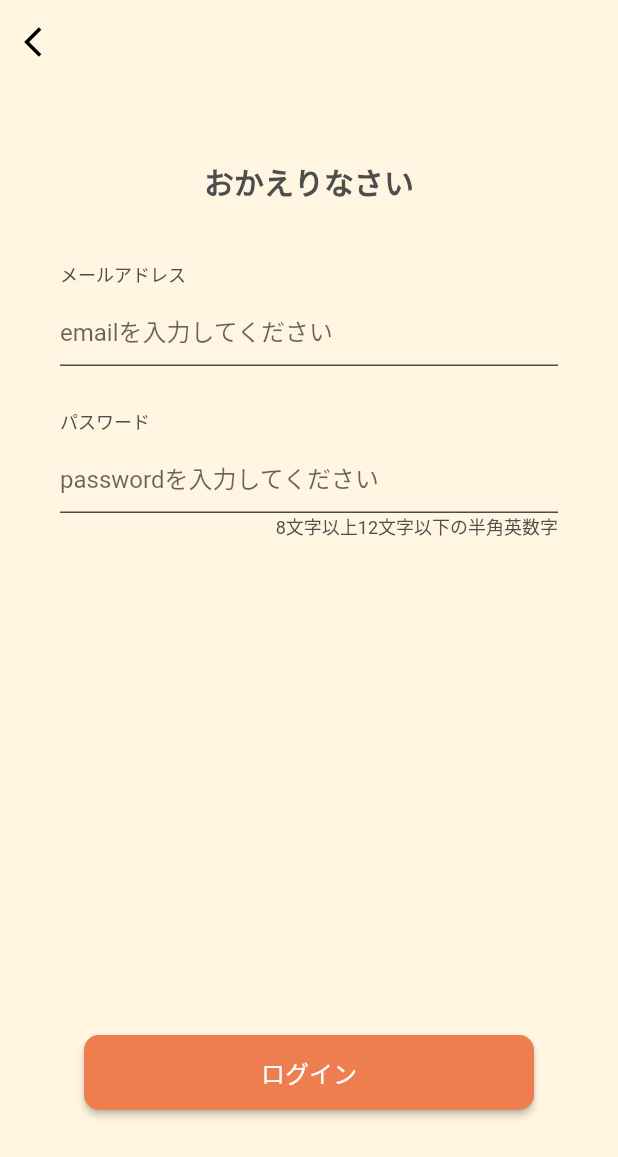
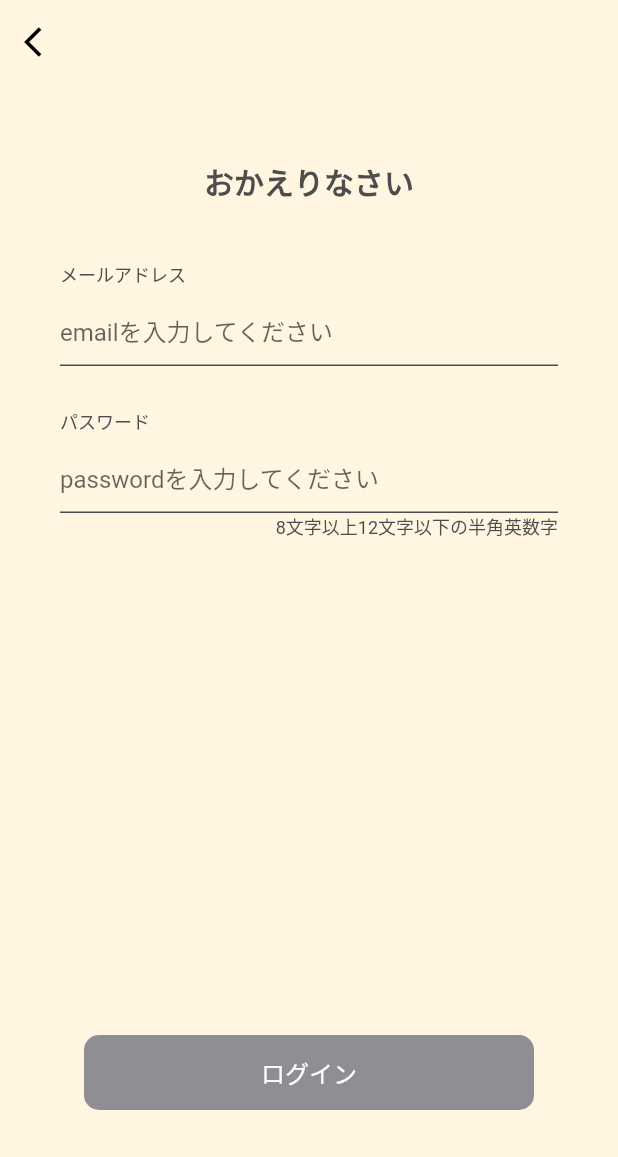
Before and after one commit to LOCAQUE/food_quest, a Flutter app: the SignInScreen screen opened directly, on a phone screen of 412 x 824 dp. Shown: the top 1157 px of the screen. Run offline on Flutter 3.47's test engine with Material 2 defaults, Android fonts, the phone set to English and light mode, and no system bars; our stand-ins replace animated_bottom_navigation_bar, flutter_datetime_picker_plus, flutter_dotenv, flutter_hooks, flutter_riverpod, freezed_annotation and 3 more; missing offline and left inert: navigator_scope; accounts and stored records are empty.

Commit message:
feat: ログイン機能完成

```diff
--- a/lib/presentation/component/button.dart
+++ b/lib/presentation/component/button.dart
@@ -121,12 +121,12 @@ class BuildOutlineButton extends StatelessWidget {
   });
 
   final String text;
-  final Function onPressed;
+  final dynamic Function() onPressed;
 
   @override
   Widget build(BuildContext context) {
     return OutlinedButton(
-      onPressed: null,
+      onPressed: onPressed,
       style: ButtonStyle(
         foregroundColor: MaterialStateProperty.all<Color>(
           AppColor.primaryColor,
--- a/lib/presentation/screen/auth/sign_in_screen.dart
+++ b/lib/presentation/screen/auth/sign_in_screen.dart
@@ -81,12 +81,6 @@ class SignInScreen extends HookConsumerWidget {
                 if (isButtonEnabled)
                   CustomButton(
                     text: 'ログイン',
-                    variant: ButtonVariant.disabled,
-                    onPressed: () {},
-                  )
-                else
-                  CustomButton(
-                    text: 'ログイン',
                     variant: ButtonVariant.primary,
                     onPressed: () async {
                       await authNotifier.signIn().then((_) {
@@ -99,6 +93,12 @@ class SignInScreen extends HookConsumerWidget {
                         );
                       });
                     },
+                  )
+                else
+                  CustomButton(
+                    text: 'ログイン',
+                    variant: ButtonVariant.disabled,
+                    onPressed: () {},
                   ),
               ],
             ),
```
